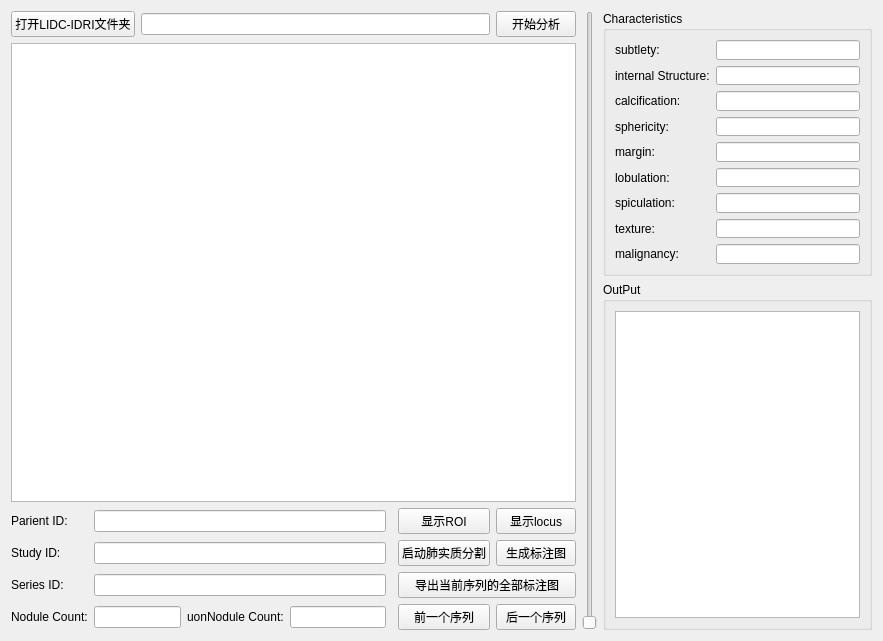
Before: the Qt Designer form Projects/LIDCReader/View/LidcAnalyzerView.ui in jiafeng5513/VectorGeneratingNetwork, drawn with Qt 5.
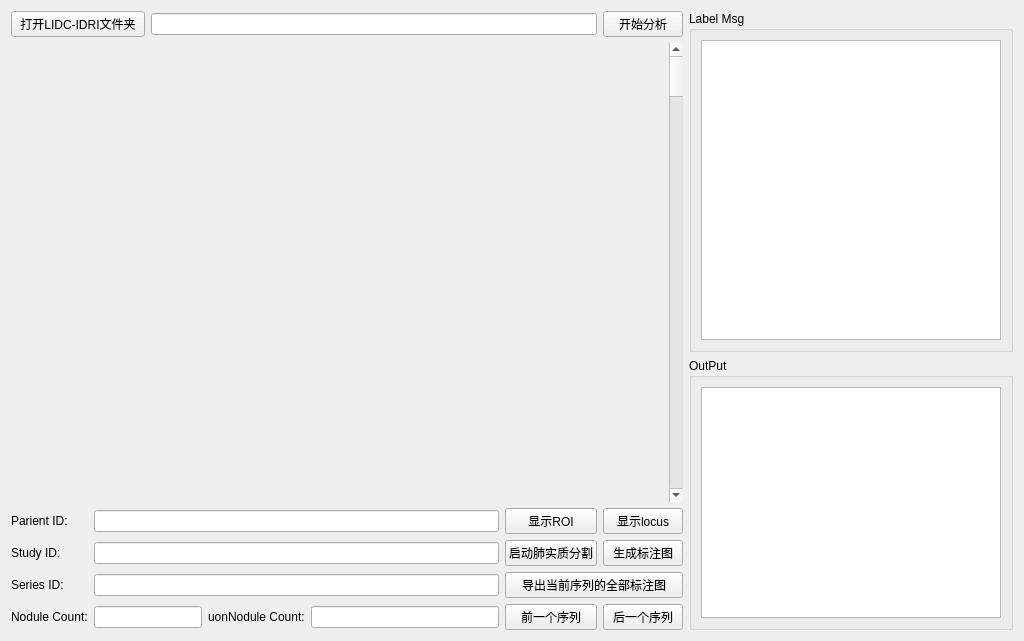
After: the same form once the commit is applied.

Commit message: Now We Can See DCM img in the UI

```diff
--- a/Projects/LIDCReader/View/LidcAnalyzerView.ui
+++ b/Projects/LIDCReader/View/LidcAnalyzerView.ui
@@ -6,7 +6,7 @@
    <rect>
     <x>0</x>
     <y>0</y>
-    <width>883</width>
+    <width>1024</width>
     <height>641</height>
    </rect>
   </property>
@@ -14,6 +14,46 @@
    <string>Lidc Analyzer</string>
   </property>
   <layout class="QGridLayout" name="gridLayout">
+   <item row="2" column="8" rowspan="5">
+    <widget class="QGroupBox" name="groupBox_2">
+     <property name="title">
+      <string>OutPut</string>
+     </property>
+     <layout class="QGridLayout" name="gridLayout_2">
+      <item row="2" column="0">
+       <widget class="QPlainTextEdit" name="plainTextEdit">
+        <property name="minimumSize">
+         <size>
+          <width>300</width>
+          <height>0</height>
+         </size>
+        </property>
+       </widget>
+      </item>
+     </layout>
+    </widget>
+   </item>
+   <item row="5" column="1" colspan="4">
+    <widget class="QLineEdit" name="lineEdit_SeriesID">
+     <property name="readOnly">
+      <bool>true</bool>
+     </property>
+    </widget>
+   </item>
+   <item row="0" column="0" colspan="2">
+    <widget class="QPushButton" name="pushButton_OpenLidc">
+     <property name="text">
+      <string>打开LIDC-IDRI文件夹</string>
+     </property>
+    </widget>
+   </item>
+   <item row="6" column="3">
+    <widget class="QLabel" name="label_6">
+     <property name="text">
+      <string>uonNodule Count:</string>
+     </property>
+    </widget>
+   </item>
    <item row="4" column="1" colspan="4">
     <widget class="QLineEdit" name="lineEdit_StudyID">
      <property name="readOnly">
@@ -21,6 +61,13 @@
      </property>
     </widget>
    </item>
+   <item row="3" column="0">
+    <widget class="QLabel" name="label_3">
+     <property name="text">
+      <string>Parient ID:</string>
+     </property>
+    </widget>
+   </item>
    <item row="4" column="0">
     <widget class="QLabel" name="label_4">
      <property name="text">
@@ -28,27 +75,6 @@
      </property>
     </widget>
    </item>
-   <item row="0" column="8" rowspan="7">
-    <widget class="QSlider" name="verticalSlider">
-     <property name="orientation">
-      <enum>Qt::Vertical</enum>
-     </property>
-    </widget>
-   </item>
-   <item row="6" column="4">
-    <widget class="QLineEdit" name="lineEdit_nonNoduleCount">
-     <property name="readOnly">
-      <bool>true</bool>
-     </property>
-    </widget>
-   </item>
-   <item row="0" column="0" colspan="2">
-    <widget class="QPushButton" name="pushButton_OpenLidc">
-     <property name="text">
-      <string>打开LIDC-IDRI文件夹</string>
-     </property>
-    </widget>
-   </item>
    <item row="6" column="1" colspan="2">
     <widget class="QLineEdit" name="lineEdit_NoduleCount">
      <property name="readOnly">
@@ -56,13 +82,6 @@
      </property>
     </widget>
    </item>
-   <item row="3" column="0">
-    <widget class="QLabel" name="label_3">
-     <property name="text">
-      <string>Parient ID:</string>
-     </property>
-    </widget>
-   </item>
    <item row="5" column="0">
     <widget class="QLabel" name="label_2">
      <property name="text">
@@ -70,23 +89,23 @@
      </property>
     </widget>
    </item>
-   <item row="0" column="2" colspan="5">
+   <item row="3" column="1" colspan="4">
+    <widget class="QLineEdit" name="lineEdit_PatientID">
+     <property name="readOnly">
+      <bool>true</bool>
+     </property>
+    </widget>
+   </item>
+   <item row="6" column="4">
+    <widget class="QLineEdit" name="lineEdit_nonNoduleCount">
+     <property name="readOnly">
+      <bool>true</bool>
+     </property>
+    </widget>
+   </item>
+   <item row="0" column="2" colspan="4">
     <widget class="QLineEdit" name="lineEdit_LidcRootDir"/>
    </item>
-   <item row="5" column="1" colspan="4">
-    <widget class="QLineEdit" name="lineEdit_SeriesID">
-     <property name="readOnly">
-      <bool>true</bool>
-     </property>
-    </widget>
-   </item>
-   <item row="6" column="3">
-    <widget class="QLabel" name="label_6">
-     <property name="text">
-      <string>uonNodule Count:</string>
-     </property>
-    </widget>
-   </item>
    <item row="6" column="0">
     <widget class="QLabel" name="label_5">
      <property name="text">
@@ -94,236 +113,95 @@
      </property>
     </widget>
    </item>
-   <item row="3" column="1" colspan="4">
-    <widget class="QLineEdit" name="lineEdit_PatientID">
-     <property name="readOnly">
-      <bool>true</bool>
+   <item row="3" column="5">
+    <widget class="QPushButton" name="pushButton_ShowROI">
+     <property name="text">
+      <string>显示ROI</string>
      </property>
     </widget>
    </item>
-   <item row="0" column="9" rowspan="2">
-    <widget class="QGroupBox" name="groupBox">
-     <property name="maximumSize">
-      <size>
-       <width>16777215</width>
-       <height>265</height>
-      </size>
+   <item row="4" column="5">
+    <widget class="QPushButton" name="pushButton_ShowLung">
+     <property name="text">
+      <string>启动肺实质分割</string>
      </property>
-     <property name="title">
-      <string>Characteristics</string>
-     </property>
-     <layout class="QFormLayout" name="formLayout">
-      <item row="0" column="0">
-       <widget class="QLabel" name="label_7">
-        <property name="text">
-         <string>subtlety:</string>
-        </property>
-       </widget>
-      </item>
-      <item row="0" column="1">
-       <widget class="QLineEdit" name="lineEdit_Subtlety">
-        <property name="readOnly">
-         <bool>true</bool>
-        </property>
-       </widget>
-      </item>
-      <item row="1" column="0">
-       <widget class="QLabel" name="label_">
-        <property name="text">
-         <string>internal Structure:</string>
-        </property>
-       </widget>
-      </item>
-      <item row="1" column="1">
-       <widget class="QLineEdit" name="lineEdit_InternalStructure">
-        <property name="readOnly">
-         <bool>true</bool>
-        </property>
-       </widget>
-      </item>
-      <item row="2" column="0">
-       <widget class="QLabel" name="label_9">
-        <property name="text">
-         <string>calcification:</string>
-        </property>
-       </widget>
-      </item>
-      <item row="2" column="1">
-       <widget class="QLineEdit" name="lineEdit_Calcification">
-        <property name="readOnly">
-         <bool>true</bool>
-        </property>
-       </widget>
-      </item>
-      <item row="3" column="0">
-       <widget class="QLabel" name="label_10">
-        <property name="text">
-         <string>sphericity:</string>
-        </property>
-       </widget>
-      </item>
-      <item row="3" column="1">
-       <widget class="QLineEdit" name="lineEdit_Sphericity">
-        <property name="readOnly">
-         <bool>true</bool>
-        </property>
-       </widget>
-      </item>
-      <item row="4" column="0">
-       <widget class="QLabel" name="label_11">
-        <property name="text">
-         <string>margin:</string>
-        </property>
-       </widget>
-      </item>
-      <item row="4" column="1">
-       <widget class="QLineEdit" name="lineEdit_Margin">
-        <property name="readOnly">
-         <bool>true</bool>
-        </property>
-       </widget>
-      </item>
-      <item row="5" column="0">
-       <widget class="QLabel" name="label_13">
-        <property name="text">
-         <string>lobulation:</string>
-        </property>
-       </widget>
-      </item>
-      <item row="5" column="1">
-       <widget class="QLineEdit" name="lineEdit_Lobulation">
-        <property name="readOnly">
-         <bool>true</bool>
-        </property>
-       </widget>
-      </item>
-      <item row="6" column="0">
-       <widget class="QLabel" name="label_14">
-        <property name="text">
-         <string>spiculation:</string>
-        </property>
-       </widget>
-      </item>
-      <item row="6" column="1">
-       <widget class="QLineEdit" name="lineEdit_Spiculation">
-        <property name="readOnly">
-         <bool>true</bool>
-        </property>
-       </widget>
-      </item>
-      <item row="7" column="0">
-       <widget class="QLabel" name="label_Texture">
-        <property name="text">
-         <string>texture:</string>
-        </property>
-       </widget>
-      </item>
-      <item row="7" column="1">
-       <widget class="QLineEdit" name="lineEdit_Texture">
-        <property name="readOnly">
-         <bool>true</bool>
-        </property>
-       </widget>
-      </item>
-      <item row="8" column="0">
-       <widget class="QLabel" name="label_16">
-        <property name="text">
-         <string>malignancy:</string>
-        </property>
-       </widget>
-      </item>
-      <item row="8" column="1">
-       <widget class="QLineEdit" name="lineEdit_Malignancy">
-        <property name="readOnly">
-         <bool>true</bool>
-        </property>
-       </widget>
-      </item>
-     </layout>
-     <widget class="QLabel" name="label_12">
-      <property name="geometry">
-       <rect>
-        <x>10</x>
-        <y>230</y>
-        <width>111</width>
-        <height>16</height>
-       </rect>
-      </property>
-      <property name="text">
-       <string/>
-      </property>
-     </widget>
     </widget>
    </item>
-   <item row="2" column="9" rowspan="5">
-    <widget class="QGroupBox" name="groupBox_2">
-     <property name="title">
-      <string>OutPut</string>
+   <item row="1" column="0" rowspan="2" colspan="7">
+    <layout class="QGridLayout" name="gridLayout_ForImg"/>
+   </item>
+   <item row="6" column="5">
+    <widget class="QPushButton" name="pushButton_FrontSeries">
+     <property name="text">
+      <string>前一个序列</string>
      </property>
-     <layout class="QGridLayout" name="gridLayout_2">
-      <item row="0" column="0">
-       <widget class="QPlainTextEdit" name="plainTextEdit"/>
-      </item>
-     </layout>
     </widget>
    </item>
-   <item row="0" column="7">
-    <widget class="QPushButton" name="pushButton_StartAnalyze">
-     <property name="text">
-      <string>开始分析</string>
+   <item row="1" column="7" rowspan="2">
+    <widget class="QScrollBar" name="verticalScrollBar">
+     <property name="orientation">
+      <enum>Qt::Vertical</enum>
      </property>
     </widget>
    </item>
-   <item row="1" column="0" rowspan="2" colspan="8">
-    <widget class="QGraphicsView" name="graphicsView"/>
-   </item>
-   <item row="3" column="7">
+   <item row="3" column="6" colspan="2">
     <widget class="QPushButton" name="pushButton_ShowLocus">
      <property name="text">
       <string>显示locus</string>
      </property>
     </widget>
    </item>
-   <item row="4" column="7">
+   <item row="4" column="6" colspan="2">
     <widget class="QPushButton" name="pushButton_ShowLabel">
      <property name="text">
       <string>生成标注图</string>
      </property>
     </widget>
    </item>
-   <item row="6" column="7">
-    <widget class="QPushButton" name="pushButton_BackSeries">
-     <property name="text">
-      <string>后一个序列</string>
-     </property>
-    </widget>
-   </item>
-   <item row="5" column="6" colspan="2">
+   <item row="5" column="5" colspan="3">
     <widget class="QPushButton" name="pushButton_ExportLabels">
      <property name="text">
       <string>导出当前序列的全部标注图</string>
      </property>
     </widget>
    </item>
-   <item row="4" column="6">
-    <widget class="QPushButton" name="pushButton_ShowLung">
+   <item row="6" column="6" colspan="2">
+    <widget class="QPushButton" name="pushButton_BackSeries">
      <property name="text">
-      <string>启动肺实质分割</string>
+      <string>后一个序列</string>
      </property>
     </widget>
    </item>
-   <item row="3" column="6">
-    <widget class="QPushButton" name="pushButton_ShowROI">
+   <item row="0" column="6" colspan="2">
+    <widget class="QPushButton" name="pushButton_StartAnalyze">
      <property name="text">
-      <string>显示ROI</string>
+      <string>开始分析</string>
      </property>
     </widget>
    </item>
-   <item row="6" column="6">
-    <widget class="QPushButton" name="pushButton_FrontSeries">
-     <property name="text">
-      <string>前一个序列</string>
+   <item row="0" column="8" rowspan="2">
+    <widget class="QGroupBox" name="groupBox">
+     <property name="maximumSize">
+      <size>
+       <width>16777215</width>
+       <height>16777215</height>
+      </size>
      </property>
+     <property name="title">
+      <string>Label Msg</string>
+     </property>
+     <layout class="QGridLayout" name="gridLayout_3">
+      <item row="0" column="0">
+       <widget class="QTableView" name="tableView">
+        <property name="minimumSize">
+         <size>
+          <width>300</width>
+          <height>300</height>
+         </size>
+        </property>
+       </widget>
+      </item>
+     </layout>
     </widget>
    </item>
   </layout>
```
The commit also changes 5 other files.
